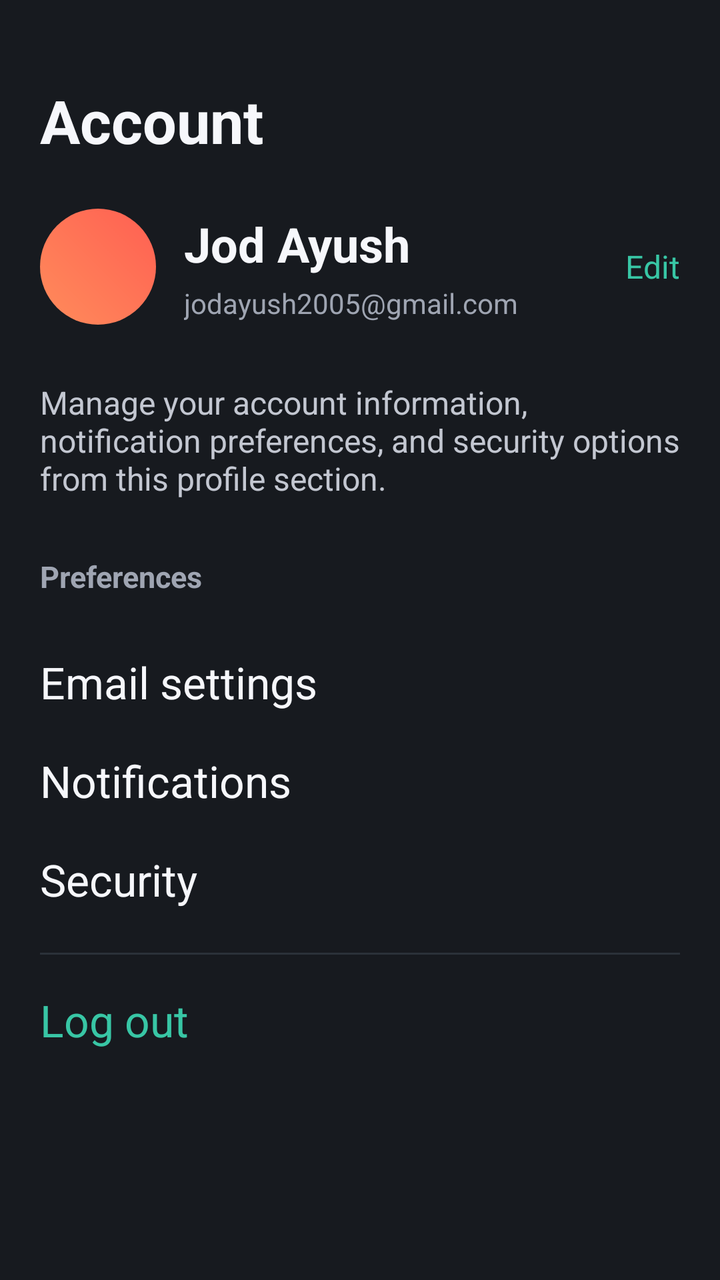
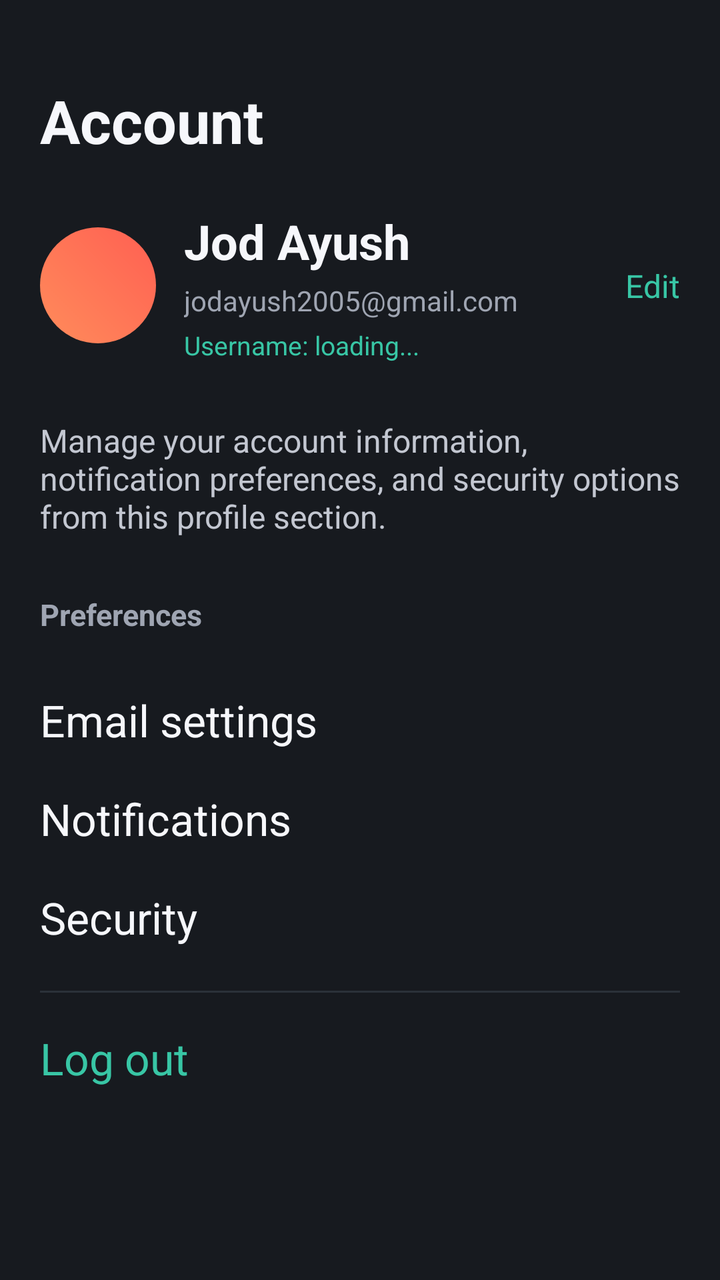

Compare the two renders of this Android layout. The source of the first and the diff that turns it into the second are given below.
<!-- AndroidManifest.xml: application theme Theme.MyApplication -->
<!-- res/layout/fragment_profile.xml -->
<?xml version="1.0" encoding="utf-8"?>
<ScrollView xmlns:android="http://schemas.android.com/apk/res/android"
    android:layout_width="match_parent"
    android:layout_height="match_parent"
    android:background="@color/app_background"
    android:clipToPadding="false"
    android:fillViewport="true">

    <LinearLayout
        android:layout_width="match_parent"
        android:layout_height="wrap_content"
        android:orientation="vertical"
        android:paddingStart="20dp"
        android:paddingTop="40dp"
        android:paddingEnd="20dp"
        android:paddingBottom="32dp">

        <TextView
            android:layout_width="match_parent"
            android:layout_height="wrap_content"
            android:text="Account"
            android:textColor="@color/text_primary"
            android:textSize="30sp"
            android:textStyle="bold" />

        <LinearLayout
            android:layout_width="match_parent"
            android:layout_height="wrap_content"
            android:layout_marginTop="24dp"
            android:gravity="center_vertical"
            android:orientation="horizontal">

            <View
                android:layout_width="58dp"
                android:layout_height="58dp"
                android:background="@drawable/bg_avatar_circle" />

            <LinearLayout
                android:layout_width="0dp"
                android:layout_height="wrap_content"
                android:layout_marginStart="14dp"
                android:layout_weight="1"
                android:orientation="vertical">

                <TextView
                    android:layout_width="wrap_content"
                    android:layout_height="wrap_content"
                    android:text="Jod Ayush"
                    android:textColor="@color/text_primary"
                    android:textSize="24sp"
                    android:textStyle="bold" />

                <TextView
                    android:layout_width="wrap_content"
                    android:layout_height="wrap_content"
                    android:layout_marginTop="4dp"
                    android:text="jodayush2005@gmail.com"
                    android:textColor="@color/text_muted"
                    android:textSize="14sp" />
            </LinearLayout>

            <TextView
                android:layout_width="wrap_content"
                android:layout_height="wrap_content"
                android:text="Edit"
                android:textColor="@color/accent_green"
                android:textSize="16sp" />
        </LinearLayout>

        <TextView
            android:layout_width="match_parent"
            android:layout_height="wrap_content"
            android:layout_marginTop="28dp"
            android:text="Manage your account information, notification preferences, and security options from this profile section."
            android:textColor="@color/text_secondary"
            android:textSize="16sp" />

        <TextView
            android:layout_width="match_parent"
            android:layout_height="wrap_content"
            android:layout_marginTop="28dp"
            android:text="Preferences"
            android:textColor="@color/text_muted"
            android:textSize="15sp"
            android:textStyle="bold" />

        <LinearLayout
            android:layout_width="match_parent"
            android:layout_height="wrap_content"
            android:layout_marginTop="18dp"
            android:orientation="vertical">

            <TextView
                android:layout_width="wrap_content"
                android:layout_height="wrap_content"
                android:paddingVertical="10dp"
                android:text="Email settings"
                android:textColor="@color/text_primary"
                android:textSize="22sp" />

            <TextView
                android:layout_width="wrap_content"
                android:layout_height="wrap_content"
                android:paddingVertical="10dp"
                android:text="Notifications"
                android:textColor="@color/text_primary"
                android:textSize="22sp" />

            <TextView
                android:layout_width="wrap_content"
                android:layout_height="wrap_content"
                android:paddingVertical="10dp"
                android:text="Security"
                android:textColor="@color/text_primary"
                android:textSize="22sp" />
        </LinearLayout>

        <TextView
            android:layout_width="match_parent"
            android:layout_height="1dp"
            android:layout_marginTop="12dp"
            android:background="@color/divider" />

        <TextView
            android:id="@+id/textViewLogout"
            android:layout_width="wrap_content"
            android:layout_height="wrap_content"
            android:layout_marginTop="18dp"
            android:clickable="true"
            android:focusable="true"
            android:text="Log out"
            android:textColor="@color/accent_green"
            android:textSize="22sp" />

    </LinearLayout>

</ScrollView>
<!-- resources referenced by this layout -->
<resources>
  <color name="accent_green">#FF38C6A5</color>
  <color name="app_background">#171A1F</color>
  <color name="divider">#FF2B3139</color>
  <color name="text_muted">#FF9FA5B2</color>
  <color name="text_primary">#FFF6F7FB</color>
  <color name="text_secondary">#FFC3C7D1</color>
  <!-- drawable bg_avatar_circle (drawable) -->
  <?xml version="1.0" encoding="utf-8"?>
  <shape xmlns:android="http://schemas.android.com/apk/res/android"
      android:shape="oval">
      <gradient
          android:angle="45"
          android:endColor="#FF5F52"
          android:startColor="#FF8C5B" />
  </shape>
  <style name="Theme.MyApplication" parent="Base.Theme.MyApplication" />
  <style name="Base.Theme.MyApplication" parent="Theme.Material3.DayNight.NoActionBar">
          
          
      </style>
</resources>

<!-- the commit's change to res/layout/fragment_profile.xml (unified diff, before → after) -->
@@ -43,6 +43,7 @@
                 android:orientation="vertical">
 
                 <TextView
+                    android:id="@+id/textViewProfileName"
                     android:layout_width="wrap_content"
                     android:layout_height="wrap_content"
                     android:text="Jod Ayush"
@@ -51,17 +52,30 @@
                     android:textStyle="bold" />
 
                 <TextView
+                    android:id="@+id/textViewProfileEmail"
                     android:layout_width="wrap_content"
                     android:layout_height="wrap_content"
                     android:layout_marginTop="4dp"
                     android:text="jodayush2005@gmail.com"
                     android:textColor="@color/text_muted"
                     android:textSize="14sp" />
+
+                <TextView
+                    android:id="@+id/textViewProfileUsername"
+                    android:layout_width="wrap_content"
+                    android:layout_height="wrap_content"
+                    android:layout_marginTop="4dp"
+                    android:text="Username: loading..."
+                    android:textColor="@color/accent_green"
+                    android:textSize="13sp" />
             </LinearLayout>
 
             <TextView
+                android:id="@+id/textViewEditProfile"
                 android:layout_width="wrap_content"
                 android:layout_height="wrap_content"
+                android:clickable="true"
+                android:focusable="true"
                 android:text="Edit"
                 android:textColor="@color/accent_green"
                 android:textSize="16sp" />
